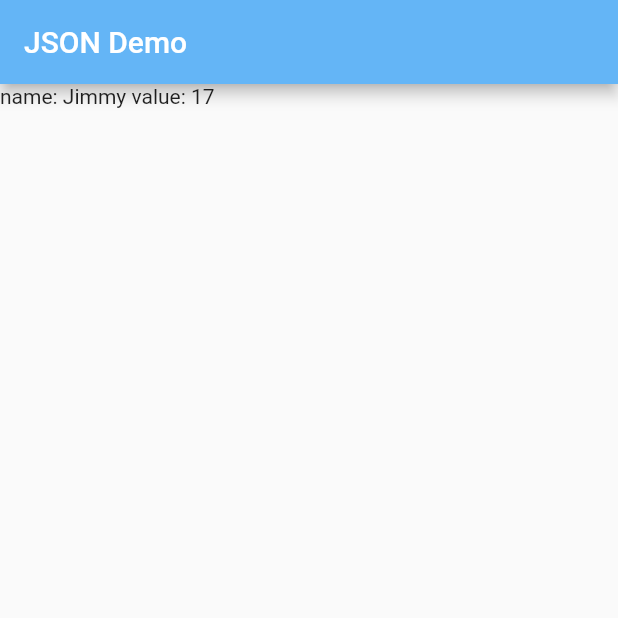
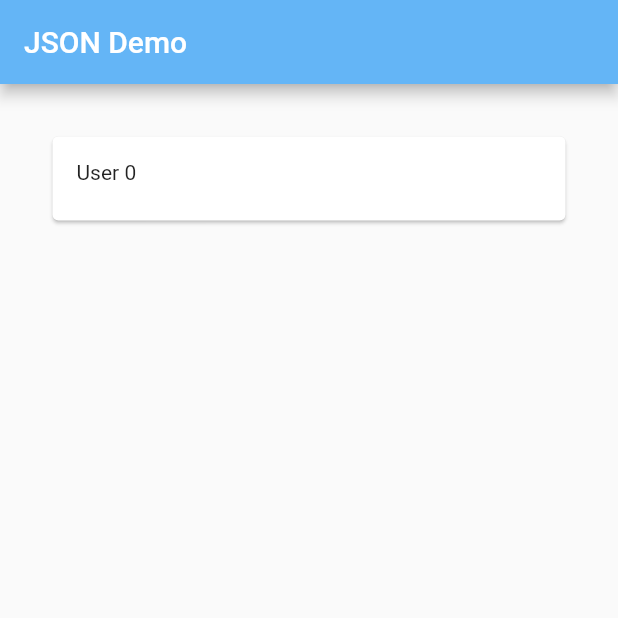
Before and after one commit to AbhishekVangipuram/ez_eats, a Flutter app: the screen it shows after launch, on a phone screen of 412 x 824 dp, the top half of it. Run offline on Flutter 3.47's test engine with Material 2 defaults, Android fonts, the phone set to English and light mode, and no system bars.

Commit message:
display json data in a list

```diff
--- a/data/users.json
+++ b/data/users.json
@@ -1,5 +1,8 @@
 {
-
-    "name": "Jimmy",
-    "value": 17
+    "users": [
+        {
+            "name": "",
+            "restrictions": ["peanuts", "soy"]
+        }
+    ]
 }
--- a/lib/main.dart
+++ b/lib/main.dart
@@ -4,6 +4,8 @@ import 'package:flutter/material.dart';
 import 'package:flutter/services.dart';
 // import 'package:firebase_core/firebase_core.dart';
 // import 'package:cloud_firestore/cloud_firestore.dart';
+
+List _users = [];
 
 void main() {
   WidgetsFlutterBinding.ensureInitialized();
@@ -38,13 +40,14 @@ class _AppBodyState extends State<AppBody> {
     super.initState();
   }
 
-  var _text = "";
+  // var _text = "";
   Future<void> readJson() async {
     final String response = await rootBundle.loadString('data/users.json');
     final data = await json.decode(response);
 
     setState(() {
-      _text = "name: ${data['name']} value: ${data['value']}";
+      _users = data['users'];
+      // _text = "name: ${data['name']} value: ${data['value']}";
     });
   }
 
@@ -69,16 +72,60 @@ class _AppBodyState extends State<AppBody> {
     //         return Text("Error: $e");
     //       }
     //     });
-    readJson();
+    // readJson();
     return Scaffold(
         appBar: AppBar(
             title: const Align(
                 alignment: Alignment.centerLeft, child: Text("JSON Demo"))),
-        body: Text(_text));
+        body: _userList());
+    // body: Text(_text));
     // body: Align(alignment: Alignment.center, child: _restaurantList()));
   }
+
+  Widget _userList() {
+    readJson();
+    return Scaffold(
+      body: Padding(
+        padding: const EdgeInsets.all(25),
+        child: Column(
+
+          children: [
+            // ElevatedButton(
+            //   child: const Text('Load Data'),
+            //   onPressed: readJson,
+            // ),
+
+            // Display the data loaded from sample.json
+            _users.isNotEmpty
+                ? Expanded(
+                    child: ListView.builder(
+                      itemCount: _users.length,
+                      itemBuilder: (context, index) {
+                        List _restrictions = _users[index]['restrictions'];
+                        // print(_restrictions.length.toString());
+                        var rString = '';
+                        for (var i = 0; i < _restrictions.length - 1; i++) {
+                          rString += _restrictions[i] + ", ";
+                        }
+                        if(_users.isNotEmpty) rString += _restrictions[_restrictions.length - 1];
+                        return Card(
+                          margin: const EdgeInsets.all(10),
+                          child: ListTile(
+                            leading: Text('User ' + index.toString()),
+                            title: Text(_users[index]['name']),
+                            // subtitle: Text("Restrictions: " + rString)
+                          ),
+                        );
+                      },
+                    ),
+                  )
+                : Container()
+          ],
+        ),
+      ),
+    );
+  }
 }
-
 
 
 //   Widget _restaurantList() {
```
